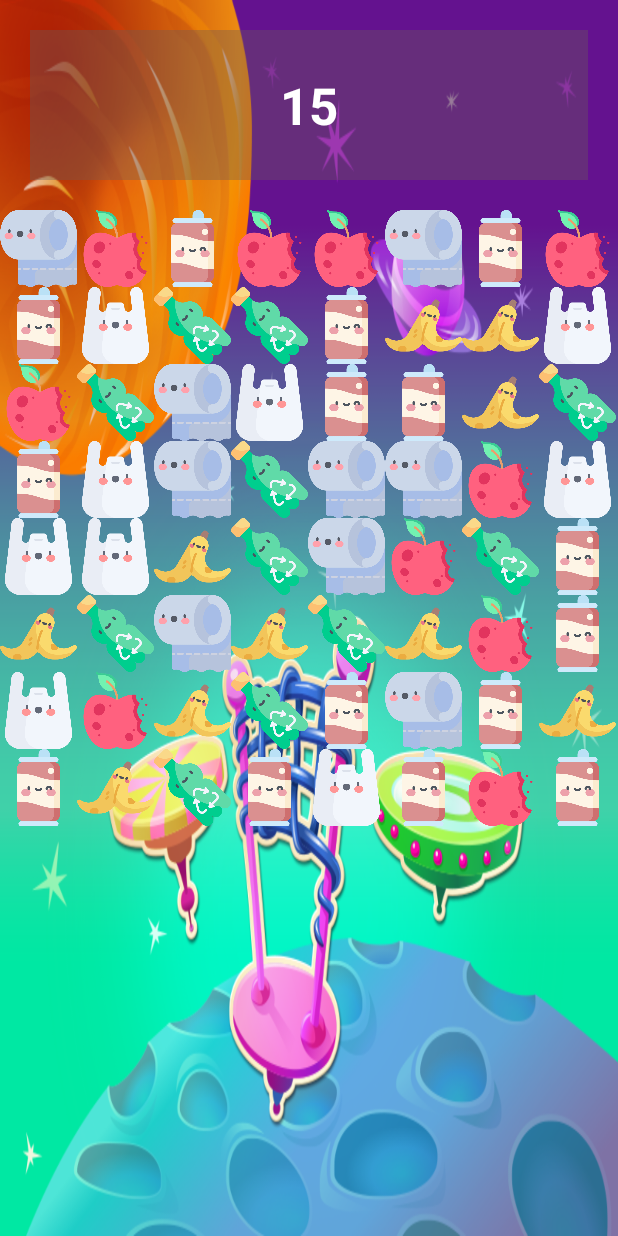
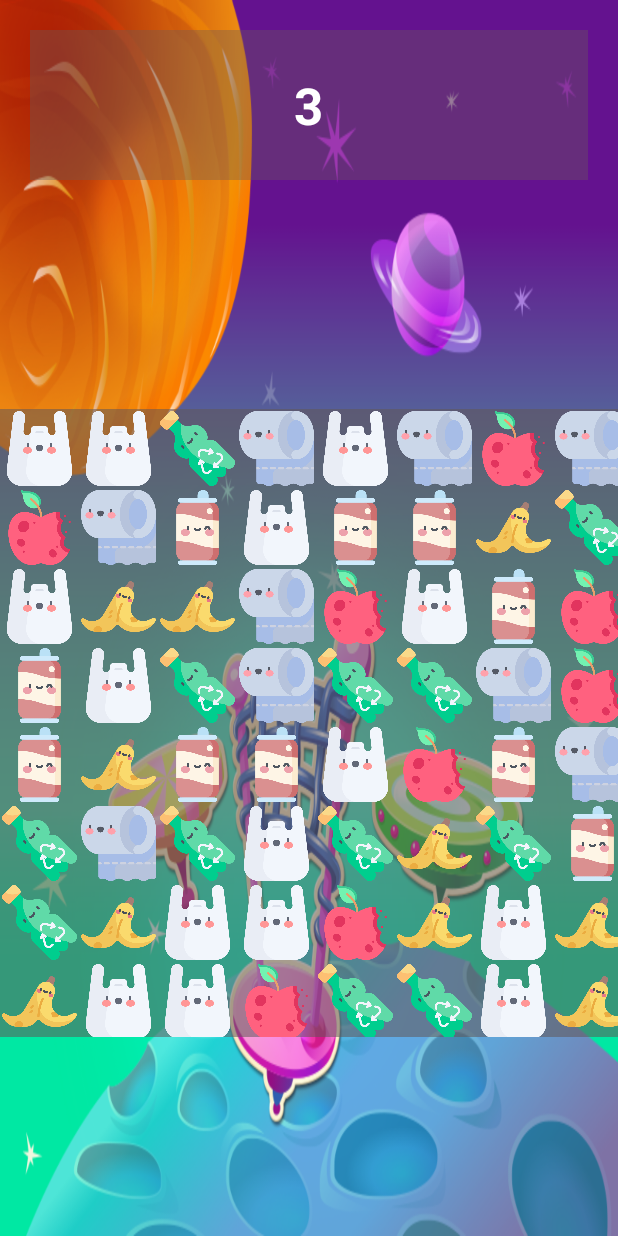
Before and after one commit to ngtdungdev/bin-rush, an Android app: the PlayActivity screen opened directly, with no data from a screen before it, on a phone screen of 412 x 824 dp. Run offline under Robolectric (Android 15) with nearby library versions, the phone set to English and light mode, and no system bars.

Commit message:
fix code

```diff
--- a/app/build.gradle.kts
+++ b/app/build.gradle.kts
@@ -1,6 +1,7 @@
 plugins {
     id("com.android.application")
     id("org.jetbrains.kotlin.android")
+    id("com.google.gms.google-services")
 }
 
 android {
@@ -42,6 +43,7 @@ dependencies {
     implementation("com.google.android.material:material:1.11.0")
     implementation("androidx.constraintlayout:constraintlayout:2.1.4")
     implementation("androidx.gridlayout:gridlayout:1.0.0")
+    implementation("com.google.firebase:firebase-database:20.3.1")
     testImplementation("junit:junit:4.13.2")
     androidTestImplementation("androidx.test.ext:junit:1.1.5")
     androidTestImplementation("androidx.test.espresso:espresso-core:3.5.1")
--- a/app/src/main/java/com/example/bin_rush/PlayActivity.kt
+++ b/app/src/main/java/com/example/bin_rush/PlayActivity.kt
@@ -1,8 +1,10 @@
 package com.example.bin_rush
 
+import android.content.Context
 import android.os.Bundle
 import android.os.Handler
 import android.util.DisplayMetrics
+import android.util.TypedValue
 import androidx.gridlayout.widget.GridLayout
 import android.widget.ImageView
 import android.widget.TextView
@@ -19,7 +21,6 @@ class PlayActivity: AppCompatActivity() {
         R.drawable.metal,
         R.drawable.plastic,
         R.drawable.paper
-
     )
     var widthOfBlock:Int = 0
     var noOfBlock:Int = 8
@@ -47,7 +48,7 @@ class PlayActivity: AppCompatActivity() {
         windowManager.defaultDisplay.getMetrics(displayMetrics)
         widthOfScreen = displayMetrics.widthPixels
 
-        heightOfScreen = displayMetrics.heightPixels
+        heightOfScreen = widthOfScreen + 10
         widthOfBlock = widthOfScreen / noOfBlock
         candy = ArrayList()
         createBoard()
@@ -149,7 +150,7 @@ class PlayActivity: AppCompatActivity() {
                 score += 3
                 scoreResult.text = "$score"
                 candy[x].setImageResource(notCandy)
-                    candy[x].setTag(notCandy)
+                candy[x].tag = notCandy
                 x += noOfBlock
                 candy[x].setImageResource(notCandy)
                 candy[x].tag = notCandy
@@ -207,7 +208,14 @@ class PlayActivity: AppCompatActivity() {
         for ( i in 0 until 64) {
             val imageView = ImageView(this)
             imageView.id = i
-            imageView.layoutParams = android.view.ViewGroup.LayoutParams(widthOfBlock, widthOfBlock)
+            val sizeInPixels = convertDpToPixel(50f, this)
+            val layoutParams = GridLayout.LayoutParams(
+                android.view.ViewGroup.LayoutParams(sizeInPixels, sizeInPixels)
+            )
+            val margin = 2
+            layoutParams.setMargins(margin, margin, margin, margin)
+            imageView.layoutParams = layoutParams
+
             var random: Int = floor(Math.random() * candies.size).toInt()
             imageView.setImageResource(candies[random])
             imageView.tag = candies[random]
@@ -215,4 +223,12 @@ class PlayActivity: AppCompatActivity() {
             gridlayout.addView(imageView)
         }
     }
+
+    private fun convertDpToPixel(dp: Float, context: Context): Int {
+        return TypedValue.applyDimension(
+            TypedValue.COMPLEX_UNIT_DIP,
+            dp,
+            context.resources.displayMetrics
+        ).toInt()
     }
+}
--- a/app/src/main/res/layout/activity_play.xml
+++ b/app/src/main/res/layout/activity_play.xml
@@ -29,8 +29,11 @@
 
         <androidx.gridlayout.widget.GridLayout
             android:id="@+id/board"
-            android:layout_width="match_parent"
-            android:layout_height="match_parent"
+            android:layout_width="400dp"
+            android:layout_height="400dp"
+            android:layout_gravity="center"
+            android:stretchMode="columnWidth"
+            android:background="#8B615757"
             app:orientation="horizontal" />
     </FrameLayout>
 </LinearLayout>
--- a/build.gradle.kts
+++ b/build.gradle.kts
@@ -1,3 +1,8 @@
+buildscript {
+    dependencies {
+        classpath("com.google.gms:google-services:4.4.1")
+    }
+}
 // Top-level build file where you can add configuration options common to all sub-projects/modules.
 plugins {
     id("com.android.application") version "8.1.1" apply false
```
Also changed, not shown: app/src/main/java/com/example/bin_rush/LoadingActivity.kt (added, +13 -0 lines), app/src/main/java/com/example/bin_rush/OnSwipeListener.kt (+4 -3 lines), app/src/main/res/drawable/custom_progressbar.xml (added, +23 -0 lines), app/src/main/res/layout/activity_main.xml (+24 -6 lines), app/src/main/res/drawable/icon-game.png (deleted). Lines whose indentation alone changed are shown as unchanged.
